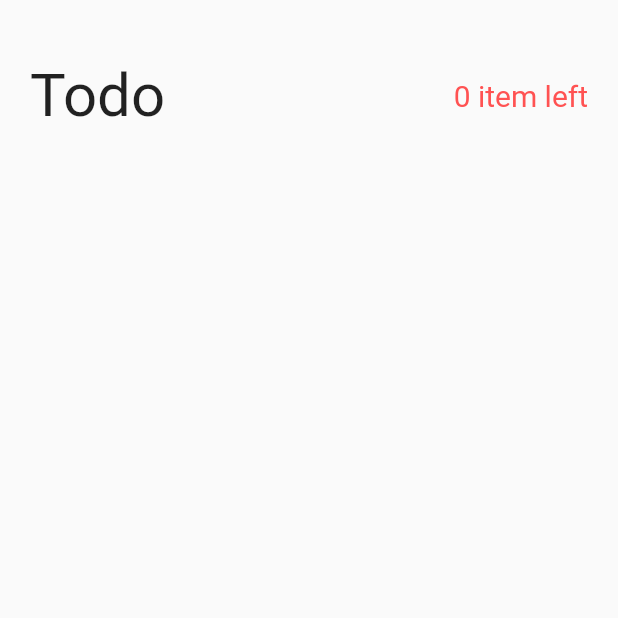
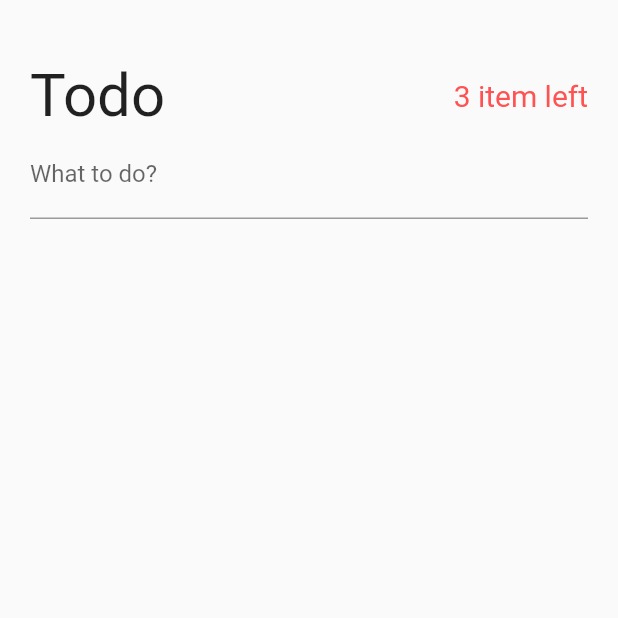
Before and after one commit to hlee748/todo_cubit, a Flutter app: the screen it shows after launch, on a phone screen of 412 x 824 dp, the top half of it. Run offline on Flutter 3.47's test engine with Material 2 defaults, Android fonts, the phone set to English and light mode, and no system bars; our stand-ins replace bloc, equatable, flutter_bloc.

Commit message:
ui - create todo widget

```diff
--- a/lib/cubits/active_todo_count/active_todo_count_cubit.dart
+++ b/lib/cubits/active_todo_count/active_todo_count_cubit.dart
@@ -9,11 +9,14 @@ part 'active_todo_count_state.dart';
 
 class ActiveTodoCountCubit extends Cubit<ActiveTodoCountState> {
   late final StreamSubscription todoListSubscription;
+
+  final initialActiveTodoCount;
   final TodoListCubit todoListCubit;
 
   ActiveTodoCountCubit({
+    required this.initialActiveTodoCount,
     required this.todoListCubit,
-  }) : super(ActiveTodoCountState.initial()) {
+  }) : super(ActiveTodoCountState(activeTodoCount: initialActiveTodoCount)) {
     todoListSubscription =
         todoListCubit.stream.listen((TodoListState todoListState) {
       print('todoListState: $todoListState');
--- a/lib/cubits/todo_list/todo_list_cubit.dart
+++ b/lib/cubits/todo_list/todo_list_cubit.dart
@@ -28,6 +28,7 @@ class TodoListCubit extends Cubit<TodoListState> {
     }).toList();
 
     emit(state.copyWith(todos: newTodos));
+    print(state);
   }
 
   void toggleTodo(String id){
--- a/lib/main.dart
+++ b/lib/main.dart
@@ -27,6 +27,7 @@ class MyApp extends StatelessWidget {
         ),
         BlocProvider<ActiveTodoCountCubit>(
           create: (context) => ActiveTodoCountCubit(
+            initialActiveTodoCount: context.read<TodoListCubit>().state.todos.length,
             todoListCubit: BlocProvider.of<TodoListCubit>((context),
             ),
           ),
--- /dev/null
+++ b/lib/pages/create_todo.dart
@@ -0,0 +1,34 @@
+import 'package:flutter/material.dart';
+import 'package:flutter_bloc/flutter_bloc.dart';
+import 'package:todo_cubit/cubits/todo_list/todo_list_cubit.dart';
+
+class CreateTodo extends StatefulWidget {
+  const CreateTodo({Key? key}) : super(key: key);
+
+  @override
+  _CreateTodoState createState() => _CreateTodoState();
+}
+
+class _CreateTodoState extends State<CreateTodo> {
+  final TextEditingController newTodoController = TextEditingController();
+
+  @override
+  void dispose(){
+    newTodoController.dispose();
+    super.dispose();
+  }
+
+  @override
+  Widget build(BuildContext context) {
+    return TextField(
+      controller: newTodoController,
+      decoration: InputDecoration(labelText: 'What to do?'),
+      onSubmitted: (String? todoDesc) {
+        if(todoDesc != null && todoDesc.trim().isNotEmpty){
+          context.read<TodoListCubit>().addTodo(todoDesc);
+          newTodoController.clear();
+        }
+      },
+    );
+  }
+}
--- /dev/null
+++ b/lib/pages/todo_header.dart
@@ -0,0 +1,32 @@
+import 'package:flutter/material.dart';
+import 'package:flutter_bloc/flutter_bloc.dart';
+import 'package:todo_cubit/cubits/active_todo_count/active_todo_count_cubit.dart';
+
+
+class TodoHeader extends StatelessWidget {
+  const TodoHeader({Key? key}) : super(key: key);
+
+  @override
+  Widget build(BuildContext context) {
+    return Row(
+      mainAxisAlignment: MainAxisAlignment.spaceBetween,
+      children: [
+        Text(
+          'Todo',
+          style: TextStyle(fontSize: 40.0),
+        ),
+        BlocBuilder<ActiveTodoCountCubit, ActiveTodoCountState>(
+            builder: (context, state) {
+          return Text(
+            '${state.activeTodoCount} item left',
+            style: TextStyle(fontSize: 20.0, color: Colors.redAccent),
+          );
+        }),
+        // Text(
+        //   '${context.watch<ActiveTodoCountCubit>().state.activeTodoCount} item left',
+        //   style: TextStyle(fontSize: 20.0, color: Colors.redAccent),
+        // ),
+      ],
+    );
+  }
+}
--- a/lib/pages/todos_page.dart
+++ b/lib/pages/todos_page.dart
@@ -1,6 +1,8 @@
 import 'package:flutter/material.dart';
 import 'package:flutter_bloc/flutter_bloc.dart';
 import 'package:todo_cubit/cubits/active_todo_count/active_todo_count_cubit.dart';
+import 'create_todo.dart';
+import 'todo_header.dart';
 
 class TodosPage extends StatelessWidget {
   const TodosPage({Key? key}) : super(key: key);
@@ -18,6 +20,7 @@ class TodosPage extends StatelessWidget {
             child: Column(
               children: [
                 TodoHeader(),
+                CreateTodo(),
               ],
             ),
           ),
@@ -26,31 +29,3 @@ class TodosPage extends StatelessWidget {
     );
   }
 }
-
-class TodoHeader extends StatelessWidget {
-  const TodoHeader({Key? key}) : super(key: key);
-
-  @override
-  Widget build(BuildContext context) {
-    return Row(
-      mainAxisAlignment: MainAxisAlignment.spaceBetween,
-      children: [
-        Text(
-          'Todo',
-          style: TextStyle(fontSize: 40.0),
-        ),
-        // BlocBuilder<ActiveTodoCountCubit, ActiveTodoCountState>(
-        //     builder: (context, state) {
-        //   return Text(
-        //     '{state.activeTodoCount} item left',
-        //     style: TextStyle(fontSize: 20.0, color: Colors.redAccent),
-        //   );
-        // }),
-        Text(
-          '${context.watch<ActiveTodoCountCubit>().state.activeTodoCount} item left',
-          style: TextStyle(fontSize: 20.0, color: Colors.redAccent),
-        ),
-      ],
-    );
-  }
-}
```
